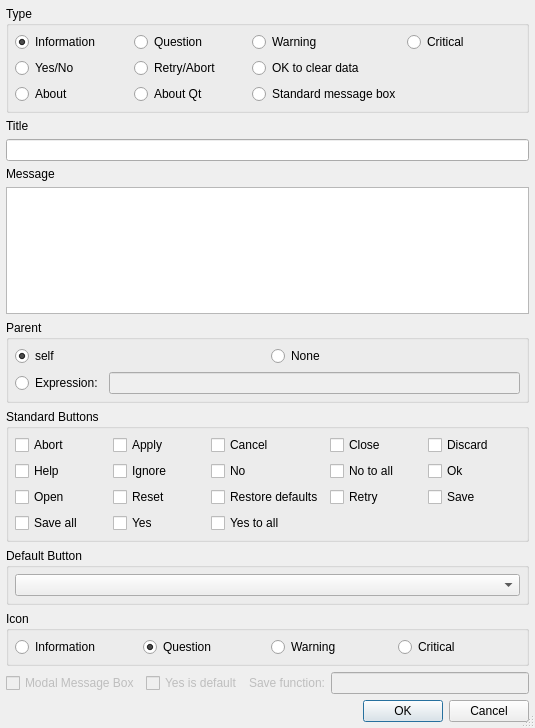
Before: the Qt Designer form Plugins/WizardPlugins/E5MessageBoxWizard/E5MessageBoxWizardDialog.ui in testmana2/test, drawn with Qt 5.
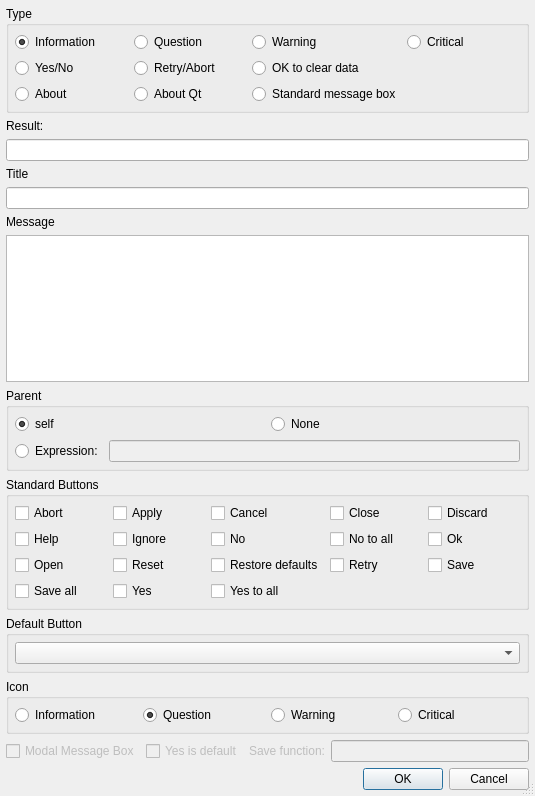
After: the same form once the commit is applied.

Commit message: Extended the dialog wizards to generate code for the result variable(s).

Diff of the .ui file:
```diff
--- a/Plugins/WizardPlugins/E5MessageBoxWizard/E5MessageBoxWizardDialog.ui
+++ b/Plugins/WizardPlugins/E5MessageBoxWizard/E5MessageBoxWizardDialog.ui
@@ -7,7 +7,7 @@
     <x>0</x>
     <y>0</y>
     <width>535</width>
-    <height>728</height>
+    <height>796</height>
    </rect>
   </property>
   <property name="windowTitle">
@@ -144,6 +144,20 @@
      </layout>
     </widget>
    </item>
+   <item>
+    <widget class="QLabel" name="lResultVar">
+     <property name="text">
+      <string>Result:</string>
+     </property>
+    </widget>
+   </item>
+   <item>
+    <widget class="QLineEdit" name="eResultVar">
+     <property name="toolTip">
+      <string>Enter the result variable name</string>
+     </property>
+    </widget>
+   </item>
    <item>
     <widget class="QLabel" name="textLabel1">
      <property name="text">
```
Left out of the diff: 2 changed lines with no effect on the pictures. The commit also changes 24 other files.
